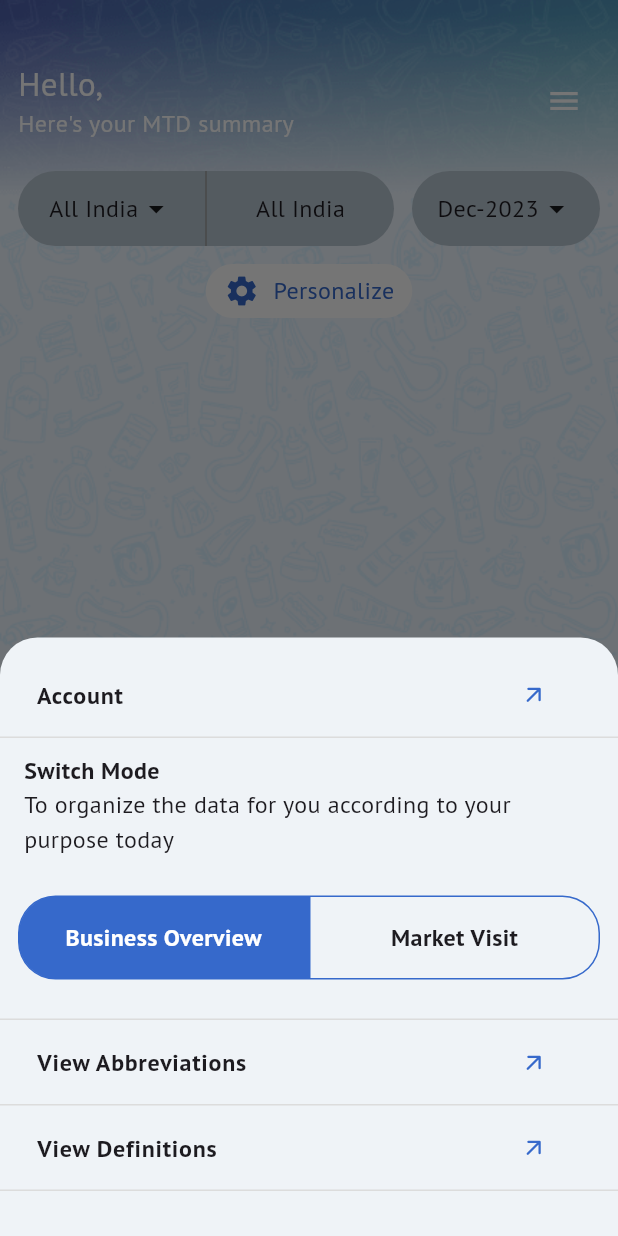
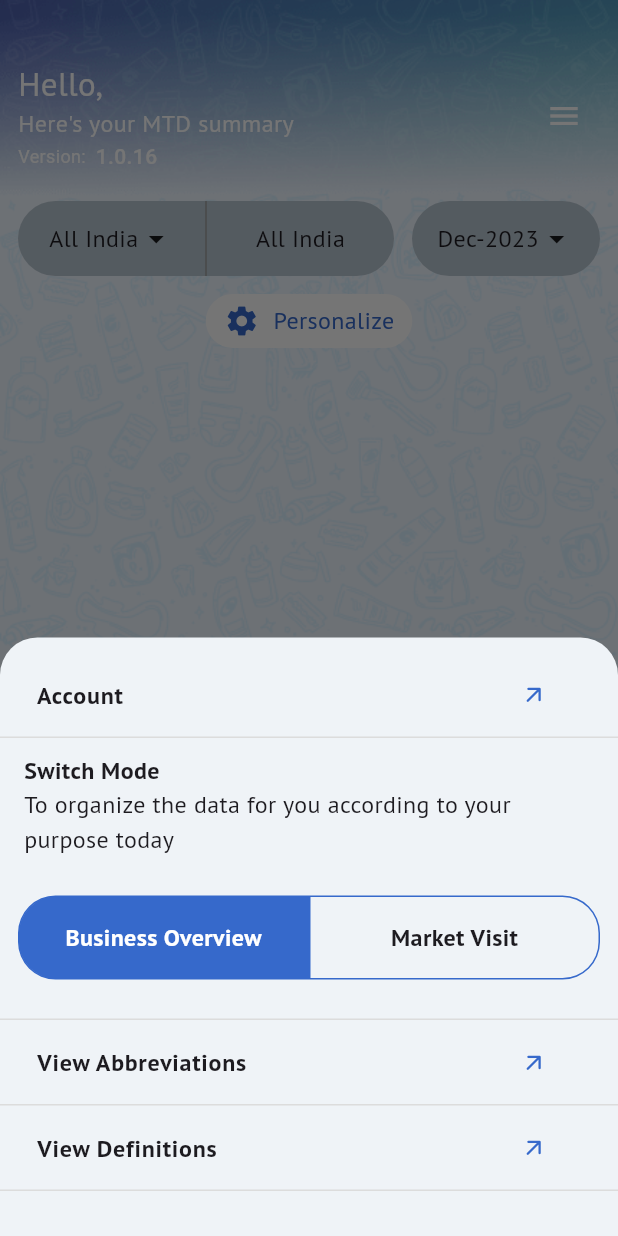
Before and after one commit to ajeetkumarsah/Command-Center, a Flutter app: the HomeView screen opened directly, after a tap on the "menu" icon, on a phone screen of 412 x 824 dp. Run offline on Flutter 3.47's test engine with Material 3 defaults, Android fonts, the phone set to English and light mode, and no system bars; our stand-ins replace cached_network_image, charts_flutter, fl_chart, flutter_svg, fluttertoast, get and 10 more; missing offline and left inert: another_stepper, dart:html, dart:js_util, drag_and_drop_lists, excel, flutter_draggable_gridview and 3 more; accounts and stored records are empty; network calls fail; project files that could hold a hidden picture were left out.

Commit message:
worked on package info

```diff
--- a/lib/mobile_dashboard/views/summary/summary_screen.dart
+++ b/lib/mobile_dashboard/views/summary/summary_screen.dart
@@ -2,6 +2,7 @@ import 'package:get/get.dart';
 import 'package:flutter/material.dart';
 import 'package:fl_chart/fl_chart.dart';
 import 'package:google_fonts/google_fonts.dart';
+import 'package:package_info_plus/package_info_plus.dart';
 import '../retailing/widgets/geography_bottomsheet.dart';
 import 'package:percent_indicator/percent_indicator.dart';
 import '../retailing/widgets/select_month_bottomsheet.dart';
@@ -32,7 +33,6 @@ class _SummaryScreenState extends State<SummaryScreen> {
         ctlr.getInitValues();
       });
     }
-    //
   }
 
   @override
@@ -109,6 +109,29 @@ class _SummaryScreenState extends State<SummaryScreen> {
                                   color: Colors.white,
                                   fontWeight: FontWeight.w400,
                                 ),
+                              ),
+                              Row( mainAxisAlignment: MainAxisAlignment.start,
+                                children: [
+                                  const Text("Version:  ",
+                                      style: TextStyle(
+                                          fontSize: 12,
+                                          color: Colors.white,
+                                          fontWeight: FontWeight.w400)),
+                                  FutureBuilder(
+                                    future: getVersionNumber(),
+                                    builder: (BuildContext context,
+                                        AsyncSnapshot<String> snapshot) =>
+                                        Text(
+                                          snapshot.hasData
+                                              ? "${snapshot.data}"
+                                              : "Loading ...",
+                                          style: const TextStyle(
+                                              fontSize: 14,
+                                              color: Colors.white,
+                                              fontWeight: FontWeight.w500),
+                                        ),
+                                  ),
+                                ],
                               ),
                             ],
                           ),
@@ -1223,4 +1246,10 @@ class _SummaryScreenState extends State<SummaryScreen> {
       },
     );
   }
+  Future<String> getVersionNumber() async {
+    PackageInfo packageInfo = await PackageInfo.fromPlatform();
+    String version = packageInfo.version;
+    print(version);
+    return version;
+  }
 }
--- a/pubspec.yaml
+++ b/pubspec.yaml
@@ -16,7 +16,7 @@ publish_to: 'none' # Remove this line if you wish to publish to pub.dev
 # https://developer.apple.com/library/archive/documentation/General/Reference/InfoPlistKeyReference/Articles/CoreFoundationKeys.html
 # In Windows, build-name is used as the major, minor, and patch parts
 # of the product and file versions while build-number is used as the build suffix.
-version: 1.0.8+8
+version: 1.0.16+16
 
 environment:
   sdk: '>=2.19.3 <3.0.0'
```
Also changed, not shown: 5 other files.
